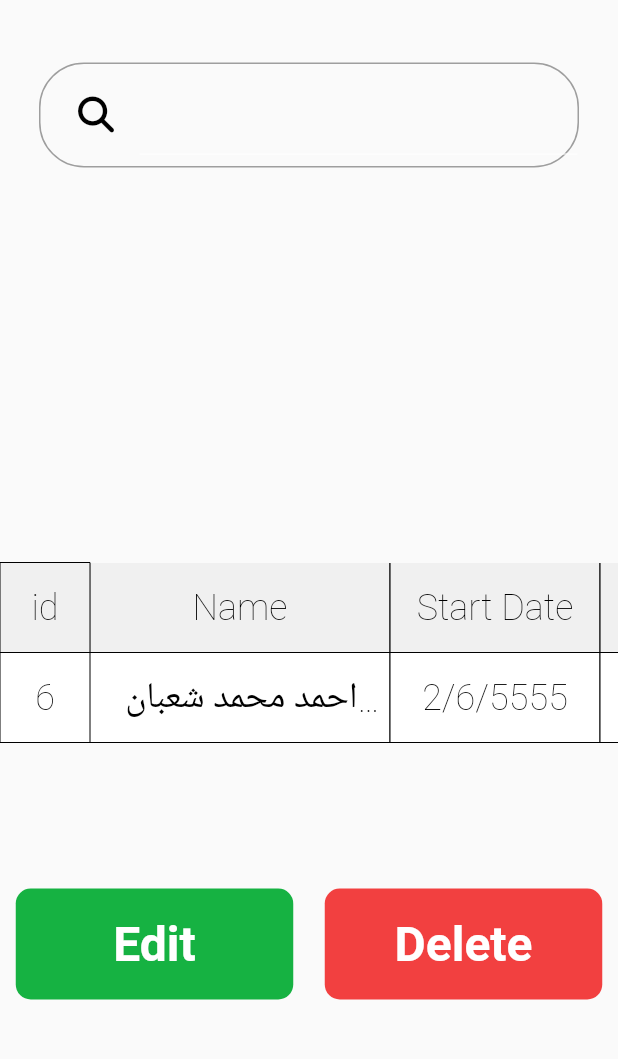
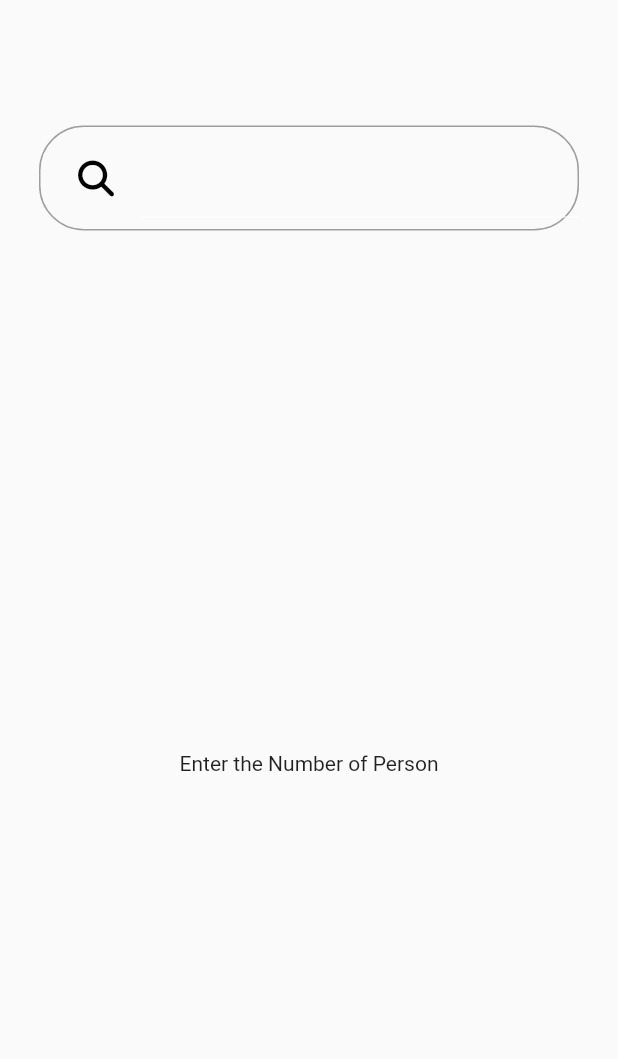
Before and after one commit to Ahmedkhattab21/gym_buiss, a Flutter app: the searchScreen screen opened by its route, on a phone screen of 412 x 824 dp, the part 84-1143 px from its top. Run offline on Flutter 3.47's test engine with Material 2 defaults, Android fonts, the phone set to English and light mode, and no system bars; our stand-ins replace font_awesome_flutter, sqflite; accounts and stored records are empty.

Commit message:
getdata commit

```diff
--- a/lib/model/db.dart
+++ b/lib/model/db.dart
@@ -3,50 +3,80 @@ import 'package:gym2/model/person.dart';
 import 'package:sqflite/sqflite.dart';
 
 class DBHelper{
-  static Database? db;
+  static Database? _database;
   static const int _version=1;
   static const String _tabeName='persons';
+  static const String _tablelName2='attendancePerson';
 
-  Future<void> initDb()async{
-    if(db != null){
+ static Future<void> initDb()async{
+    if(_database != null){
       debugPrint("is created");
     }else{
       try{
+
         String _path=await getDatabasesPath()+'person.db';
-        db=await openDatabase(_path,version: _version,onCreate:(Database db, int version)async{
+        _database=await openDatabase(_path,version: _version,onCreate:(Database db, int version)async{
           await db.execute(
               'CREATE TABLE $_tabeName ('
                   'id INTEGER PRIMARY KEY AUTOINCREMENT,'
-                  ' name TEXT, date TEXT, height DOUBLE,'
-                  'weight DOUBLE, age DOUBLE, payed INTEGER, days INTEGER , type INTEGER)'
+                  'name TEXT ,date TEXT,height REAL,'
+                  'weight REAL ,age REAL ,payed INTEGER ,days INTEGER ,type INTEGER )'
           );
-        });
+          await db.execute(
+              'CREATE TABLE $_tablelName2 ('
+                  'person_id INTEGER,atten_days TEXT ,'
+                  'FOREIGN KEY (person_id) '
+                  'REFERENCES $_tabeName (id) )'
+          );
+        },
+          onOpen: (Database dbb){
+          print("database opened");
+          }
+        );
+        // await deleteDatabase(_path);
       }catch(e){
-        print(e);
+        print("${e}");
       }
+
+
     }
   }
- Future<int> insert(Person person)async{
-   return await db!.insert(_tabeName, person.toJson());
+
+
+
+ static Future<int> insert({required Person? person})async{
+   return await _database!.insert(_tabeName, person!.toJson());
   }
 
-  Future<List<Map<String,dynamic>>> queryItem(int i)async{
-    return await db!.query(_tabeName,where:'id = ?' ,whereArgs:[i] );
+  static Future<List<Map<String,dynamic>>>? queryItem(int i)async{
+    return await _database!.query(_tabeName,where:'id = ?' ,whereArgs:[i] );
   }
 
-  Future<List<Map<String,dynamic>>> query()async{
-   return await db!.query(_tabeName);
+  static Future<List<Map<String,dynamic>>> queryLose()async{
+    return await _database!.query(_tabeName,where: 'type = ?',whereArgs: [0]);
+  }
+  static Future<List<Map<String,dynamic>>> queryOver()async{
+    return await _database!.query(_tabeName,where: 'type = ?',whereArgs: [1]);
   }
 
-  Future<int> update(Person person)async{
-    return await db!.update(_tabeName,person.toJson(), where:'id = ?' ,whereArgs: [person.id]);
+
+  static Future<List<Map<String,dynamic>>>? attendanceDates(int i)async{
+    print("items was called");
+
+    return await _database!.query(_tablelName2,where: 'person_id = ?',whereArgs: [i]);
   }
-  Future<int> delete(Person person)async{
-    return await db!.delete(_tabeName, where:'id = ?' ,whereArgs: [person.id]);
+
+
+  static Future<int> update(Person person)async{
+    return await _database!.update(_tabeName,person.toJson(), where:'id = ?' ,whereArgs: [person.id]);
+  }
+  static Future<int> delete(Person person)async{
+    return await _database!.delete(_tabeName, where:'id = ?' ,whereArgs: [person.id]);
   }
 
 
 
 
 
+
 }
--- a/lib/model/person.dart
+++ b/lib/model/person.dart
@@ -6,17 +6,18 @@ Person welcomeFromJson(String str) => Person.fromJson(json.decode(str));
 String welcomeToJson(Person data) => json.encode(data.toJson());
 
 class Person {
-  int id;
-  String name;
-  String date;
-  double height;
-  double weight;
-  double age;
-  int payed;
-  int days;
-  int type;
+  int?id;
+  String? name;
+  String? date;
+  double? height;
+  double? weight;
+  double? age;
+  int? payed;
+  int? days;
+  int? type;
+  List<String>? atten_days;
   Person({
-    required this.id,
+      this.id,
     required this.name,
     required this.date,
     required this.height,
@@ -25,6 +26,7 @@ class Person {
     required this.payed,
     required this.days,
     required this.type,
+     this.atten_days
   });
 
   factory Person.fromJson(Map<String, dynamic> json) => Person(
@@ -37,6 +39,7 @@ class Person {
     payed: json["payed"],
     days: json["days"],
     type: json["type"],
+    // atten_days: json["atten_days"],
   );
 
   Map<String, dynamic> toJson() => {
@@ -49,5 +52,6 @@ class Person {
     "payed":payed,
     "days": days,
     "type": type,
+    // "atten_days":atten_days,
   };
 }
--- /dev/null
+++ b/lib/provider/searchProvider.dart
@@ -0,0 +1,38 @@
+import 'package:flutter/material.dart';
+import 'package:gym2/model/person.dart';
+
+import '../../model/db.dart';
+
+
+class SearchProvider extends ChangeNotifier{
+
+  List<Person> pperson=[];
+  var Datesss=["2/3","3/4","2/4/4444"];
+
+  Future<void> ssearchinDatabase([int id=0])async{
+    try{
+      List<Map<String, dynamic>>? per = await DBHelper.queryItem(id);
+      print("per $per");
+      if(per!.isNotEmpty){
+        pperson.clear();
+        pperson.addAll(per.map((data) =>Person.fromJson(data)).toList());
+        print("person ${pperson[0].id}");
+
+        notifyListeners();
+      }else{
+        print("Not found2");
+      }
+      // List<Map<String, dynamic>>? atten = await DBHelper.attendanceDates(id);
+      // if(atten != null){
+      //   Datesss=atten;
+      // }else{
+      //   print("not Found");
+      // }
+
+      // print(pperson.length);
+      notifyListeners();
+    }catch(e){
+      print(e);
+    }
+  }
+}
--- a/lib/view/screens/Attendance.dart
+++ b/lib/view/screens/Attendance.dart
@@ -1,5 +1,5 @@
 import 'package:flutter/material.dart';
-import 'package:gym2/controller/provider/AttendanceProvider.dart';
+import 'package:gym2/provider/AttendanceProvider.dart';
 import 'package:provider/provider.dart';
 
 import '../widget/button.dart';
--- a/lib/view/screens/searchScreen.dart
+++ b/lib/view/screens/searchScreen.dart
@@ -1,21 +1,43 @@
+import 'package:flutter/cupertino.dart';
 import 'package:flutter/material.dart';
 import 'package:flutter/rendering.dart';
+import 'package:font_awesome_flutter/font_awesome_flutter.dart';
+import 'package:gym2/model/person.dart';
 import 'package:provider/provider.dart';
-import '../../controller/provider/NewPersonProvider.dart';
+
+import '../../provider/searchProvider.dart';
 import '../widget/button.dart';
-import '../widget/search.dart';
 
-class searchScreen extends StatelessWidget {
+
+class searchScreen extends StatefulWidget {
   static const String routeName="/search";
   searchScreen({Key? key}) : super(key: key);
 
-  List<String> Datesss=[
-    "2/9/2022",
-    "3/9/2022",
-    "4/9/2022"
-  ];
+  @override
+  State<searchScreen> createState() => _searchScreenState();
+}
+
+class _searchScreenState extends State<searchScreen> {
+  TextEditingController controller=TextEditingController();
+  GlobalKey<FormState> globalKey = GlobalKey();
+
+  void initState() {
+    super.initState();
+      Provider.of<SearchProvider>(context,listen: false).ssearchinDatabase();
+  }
+  double getDouble2(String x){
+    double? number1=double.tryParse(x)??null;
+    if(number1 != null){
+      return number1;
+    }else{
+      return -1;
+    }
+  }
+
   @override
   Widget build(BuildContext context) {
+     var Dats=Provider.of<SearchProvider>(context,listen: true).Datesss;
+      // Person dattt=Provider.of<SearchProvider>(context,listen: false).pperson[0];
      Widget _buildcell(String txt ,double wid){
        return Container(
          padding:const EdgeInsets.all(5),
@@ -45,6 +67,7 @@ class searchScreen extends StatelessWidget {
          ),
        );
      }
+
      return Scaffold(
       appBar:AppBar(
         backgroundColor: Colors.white,
@@ -62,14 +85,58 @@ class searchScreen extends StatelessWidget {
         mainAxisAlignment: MainAxisAlignment.spaceAround,
         crossAxisAlignment: CrossAxisAlignment.center,
         children: [
-          search(controller: Provider.of<NewPersonProvider>(context,listen: false).controller,),
+           Container(
+            padding:const EdgeInsets.only(left: 15),
+            margin:const EdgeInsets.only(bottom: 180),
+            width: 360,
+            height: 70,
+            decoration: BoxDecoration(
+              borderRadius: BorderRadius.circular(30),
+              border: Border.all(color:const Color.fromRGBO(0, 0, 0, .37),),
+            ),
+            child: Row(
+              children: [
+                const Padding(
+                  padding:  EdgeInsets.only(right: 17,left: 10),
+                  child: Icon(FontAwesomeIcons.magnifyingGlass,color: Colors.black,),
+                ),
+                 Expanded(
+                  child:Form(
+                    key: globalKey,
+                    child: TextFormField(
+                      style: Theme.of(context).textTheme.headline2,
+                      controller:controller,
+                      cursorColor: Colors.black45,
+                      decoration:const InputDecoration(
+                        enabledBorder:UnderlineInputBorder(
+                          borderSide: BorderSide(width: 0,color: Colors.white),
+                        ),
+                        focusedBorder:UnderlineInputBorder(
+                          borderSide: BorderSide(width: 0,color: Colors.white),
+                        ),
+                      ),
+                      onChanged:(String m){
+                        setState((){
+                            (getDouble2(controller.text) !=-1 && controller.text.isNotEmpty)?
+                            Provider.of<SearchProvider>(context,listen: false).ssearchinDatabase(int.parse(m)):Container();
+
+                        });
+                      },
+                    ),
+                  ),
+                ),
+              ],
+            ),
+          ),
+           (getDouble2(controller.text)==-1 || controller.text.isEmpty)?
+          const  Center(child: Text("Enter the Number of Person")):
            Row(
               children: [
               Column(
               crossAxisAlignment: CrossAxisAlignment.start,
               children: [
               _buildcell("id", 60),
-                _buildcell2("6", 60),
+              _buildcell2("d", 60),
 
               ],
               ),
@@ -90,7 +157,7 @@ class searchScreen extends StatelessWidget {
                         _buildcell("Attendance",150),
                         _buildcell("payed",130),
                         _buildcell("Type",150),
-                        _buildcell("Dates",(170 * Datesss.length) +0.0),
+                        _buildcell("Dates",(170 * Dats.length) +0.0),
 
                         ],
                       ),
@@ -105,21 +172,21 @@ class searchScreen extends StatelessWidget {
                         alignment: Alignment.center,
                         width: 200,
                         height: 60.0,
-                          child: Text("احمد محمد شعبان محمد حسين  خطاب",
+                        child: Text("kj",
                           overflow:TextOverflow.ellipsis,
                           textAlign:TextAlign.end
                           ,style: Theme.of(context).textTheme.headline2,
                         ),
                       ),
-                        _buildcell2("2/6/5555", 140),
-                        _buildcell2("170", 90),
-                        _buildcell2("70", 90),
-                        _buildcell2("20", 90),
-                        _buildcell2("4", 90),
-                        _buildcell2("14", 150),
-                        _buildcell2("Not payed", 130),
-                        _buildcell2("OverWeight", 150),
-                        ...Datesss.map((e) => Container(
+                      _buildcell2("x1", 140),
+                      _buildcell2("x2", 90),
+                      _buildcell2("x3", 90),
+                      _buildcell2("x4", 90),
+                      _buildcell2("x5", 90),
+                      _buildcell2("x1", 150),
+                      _buildcell2("x2", 130),
+                      _buildcell2("x3", 150),
+                      ...Dats.map((e) => Container(
                         decoration: BoxDecoration(
                         border:Border.all(width: 0),
                         color: Colors.white,
@@ -130,7 +197,8 @@ class searchScreen extends StatelessWidget {
                         child: FittedBox(child: Text("${e}",style: Theme.of(context).textTheme.headline2,
                         ),
                         ),
-                        ) ),
+                        )
+                      ),
 
                       ],
                     ),
@@ -140,6 +208,7 @@ class searchScreen extends StatelessWidget {
               ),
               ],
            ),
+           (getDouble2(controller.text) !=-1 && controller.text.isNotEmpty)?
            Padding(
             padding: const EdgeInsets.only(bottom: 60.0),
             child: Row(
@@ -151,8 +220,7 @@ class searchScreen extends StatelessWidget {
             , wid: 185, hei: 74, cir: 10, color:const Color.fromRGBO(240, 9, 9, .77), text:"Delete"),
             ],
             ),
-          ),
-
+            ): Container(),
         ],
       ),
     );
--- a/lib/view/widget/button.dart
+++ b/lib/view/widget/button.dart
@@ -11,6 +11,7 @@ class Button extends StatelessWidget {
   @override
   Widget build(BuildContext context) {
     return InkWell(
+      highlightColor:Colors.white,
       onTap: fun,
       child: Container(
         margin: EdgeInsets.only(top: 14),
--- a/lib/view/widget/search.dart
+++ /dev/null
@@ -1,44 +0,0 @@
-import 'package:flutter/material.dart';
-import 'package:font_awesome_flutter/font_awesome_flutter.dart';
-
-class search extends StatelessWidget {
-TextEditingController controller;
-search({required this.controller});
-  @override
-  Widget build(BuildContext context) {
-    return Container(
-      padding:const EdgeInsets.only(left: 15),
-      margin:const EdgeInsets.only(bottom: 180),
-      width: 360,
-      height: 70,
-      decoration: BoxDecoration(
-        borderRadius: BorderRadius.circular(30),
-    border: Border.all(color:const Color.fromRGBO(0, 0, 0, .37),),
-      ),
-      child: Row(
-        children: [
-         const Padding(
-            padding:  EdgeInsets.only(right: 17,left: 10),
-            child: Icon(FontAwesomeIcons.magnifyingGlass,color: Colors.black,),
-          ),
-
-          Expanded(
-              child:TextFormField(
-                style: Theme.of(context).textTheme.headline2,
-                controller: controller,
-                cursorColor: Colors.black45,
-                decoration:const InputDecoration(
-                  enabledBorder:UnderlineInputBorder(
-                    borderSide: BorderSide(width: 0,color: Colors.white),
-                  ),
-                  focusedBorder:UnderlineInputBorder(
-                    borderSide: BorderSide(width: 0,color: Colors.white),
-                  ),
-                ),
-              ),
-          ),
-        ],
-      ),
-    );
-  }
-}
```
Also changed, not shown: lib/controller/provider/NewPersonProvider.dart (deleted, +0 -12 lines), lib/main.dart (+16 -3 lines), lib/provider/LoseWeightProvider.dart (added, +21 -0 lines), lib/provider/NewPersonProvider.dart (added, +148 -0 lines), lib/provider/OverWeightProvider.dart (added, +21 -0 lines), lib/view/screens/AddPerson.dart (+35 -68 lines), lib/view/screens/Daily.dart (+8 -0 lines), lib/view/screens/LoseWeight.dart (+13 -50 lines), lib/view/screens/OverWeight.dart (+14 -47 lines), lib/provider/AttendanceProvider.dart (renamed from lib/controller/provider/AttendanceProvider.dart). Lines whose indentation alone changed are shown as unchanged.
